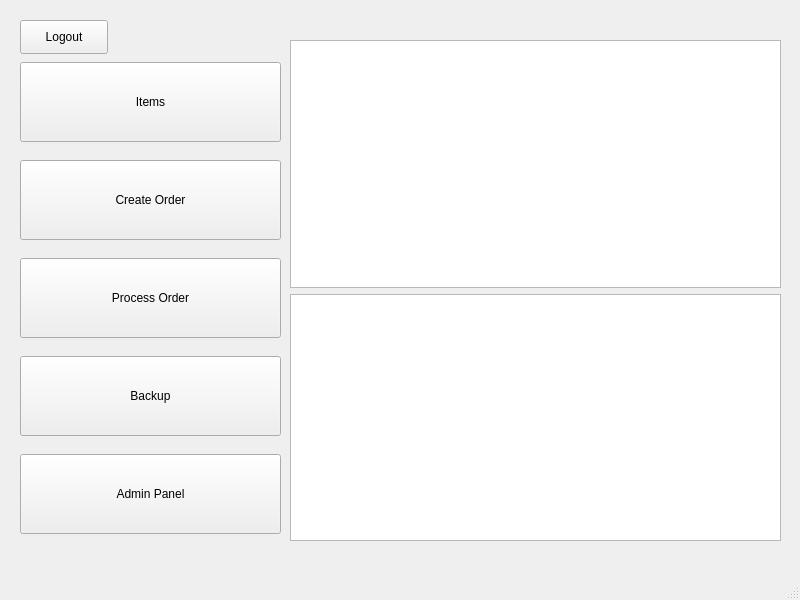
This is UI/main_window.ui in npaolini-8/se-group-5 as Qt 5 draws it before an edit. The edited form follows.
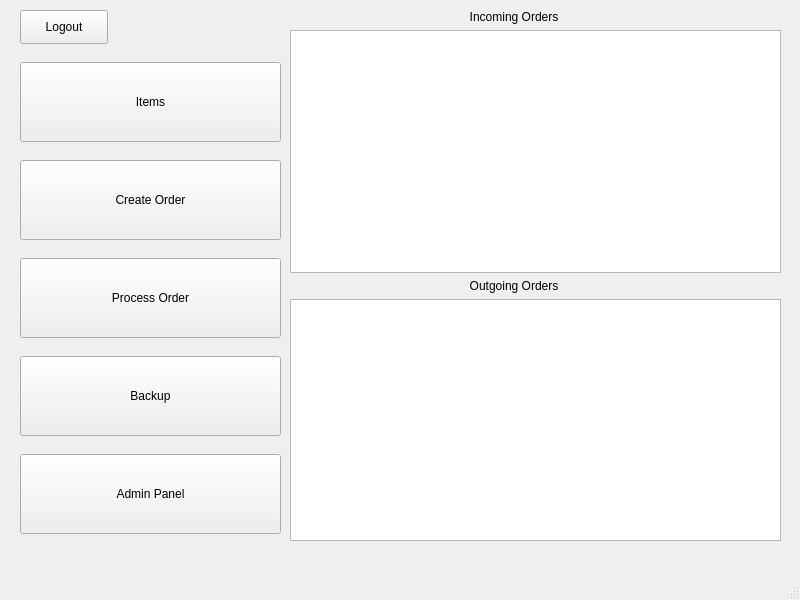
This is the edited form.

Diff of the .ui file:
```diff
--- a/UI/main_window.ui
+++ b/UI/main_window.ui
@@ -95,17 +95,39 @@
     <property name="geometry">
      <rect>
       <x>290</x>
-      <y>40</y>
+      <y>10</y>
       <width>491</width>
-      <height>501</height>
+      <height>531</height>
      </rect>
     </property>
     <layout class="QVBoxLayout" name="verticalLayout_2">
      <item>
-      <widget class="QTableView" name="incoming_orders_tbl"/>
+      <widget class="QLabel" name="label">
+       <property name="text">
+        <string>                                                      Incoming Orders</string>
+       </property>
+      </widget>
      </item>
      <item>
-      <widget class="QTableView" name="outgoing_orders_tbl"/>
+      <widget class="QTableWidget" name="incoming_orders_tbl">
+       <property name="sortingEnabled">
+        <bool>true</bool>
+       </property>
+      </widget>
+     </item>
+     <item>
+      <widget class="QLabel" name="label_2">
+       <property name="text">
+        <string>                                                      Outgoing Orders</string>
+       </property>
+      </widget>
+     </item>
+     <item>
+      <widget class="QTableWidget" name="outgoing_orders_tbl">
+       <property name="sortingEnabled">
+        <bool>true</bool>
+       </property>
+      </widget>
      </item>
     </layout>
    </widget>
@@ -113,7 +135,7 @@
     <property name="geometry">
      <rect>
       <x>20</x>
-      <y>20</y>
+      <y>10</y>
       <width>88</width>
       <height>34</height>
      </rect>
```
